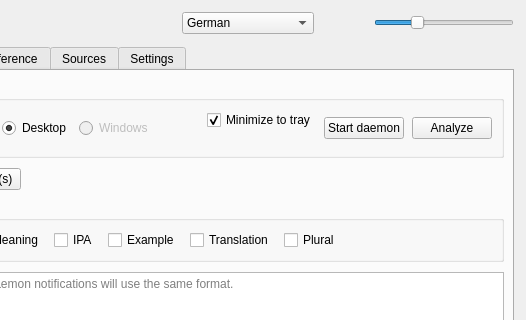
denizisik1/silent-vocabulary, file ui/main_window.ui: the form before one commit; both pictures show x 194 to 720 and y 0 to 320 of the 720 by 560 pixel window.
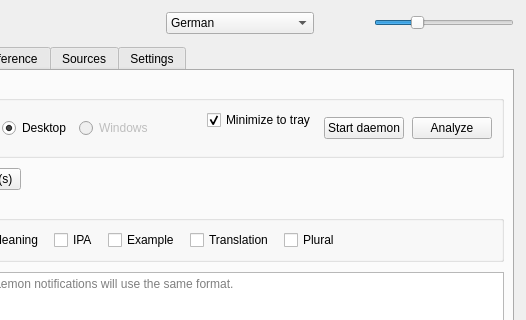
The form after the commit.

Commit message: refactor(ui): remove green tint and add langs

Diff of the .ui file:
```diff
--- a/ui/main_window.ui
+++ b/ui/main_window.ui
@@ -81,7 +81,7 @@
          </property>
          <property name="minimumSize">
           <size>
-           <width>132</width>
+           <width>148</width>
            <height>0</height>
           </size>
          </property>
```
Left out of the diff: 35 changed lines with no effect on the pictures. The commit also changes 3 other files.
